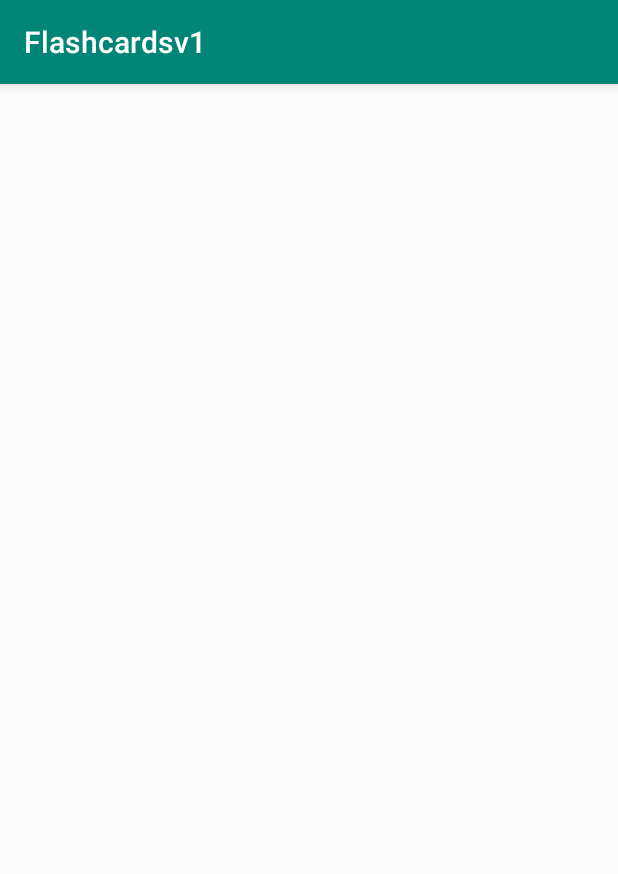
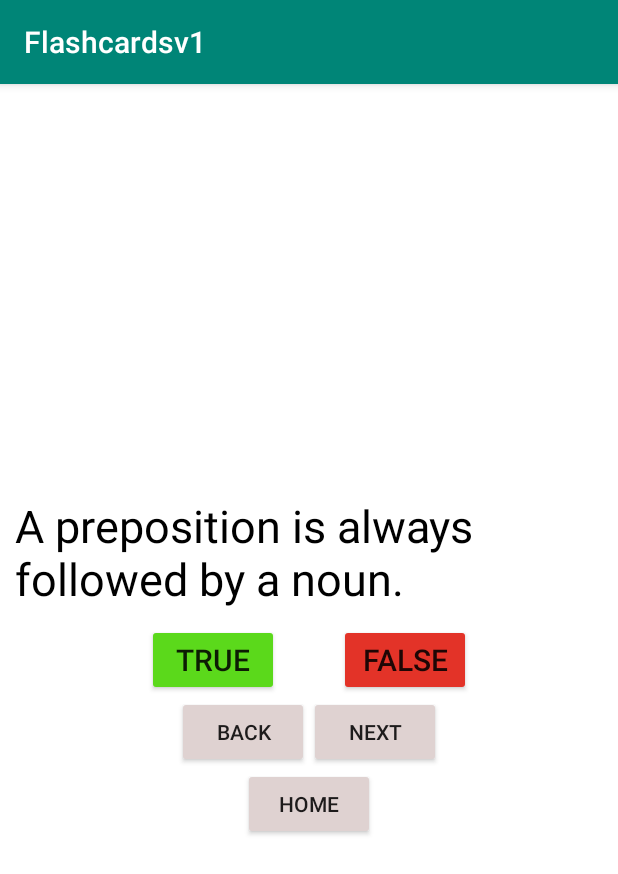
Before and after one commit to Kevin-Salva/SimpleFlashCards, an Android app: the Topic2 screen opened directly, with no data from a screen before it, on a phone screen of 412 x 824 dp. Shown: the top 874 px of the screen. Run offline under Robolectric (Android 15) with nearby library versions, the phone set to English and light mode, and no system bars.

Commit message:
added topic2 & questions

```diff
--- a/app/src/main/java/com/example/simplefinalflashcard/Topic2.java
+++ b/app/src/main/java/com/example/simplefinalflashcard/Topic2.java
@@ -1,14 +1,150 @@
 package com.example.simplefinalflashcard;
 
+import android.content.Intent;
+import android.os.Bundle;
+import android.util.Log;
+import android.view.View;
+import android.widget.Button;
+import android.widget.TextView;
+import android.widget.Toast;
 import androidx.appcompat.app.AppCompatActivity;
 
-import android.os.Bundle;
+public class Topic2 extends AppCompatActivity
+        implements View.OnClickListener {
 
-public class Topic2 extends AppCompatActivity {
+    private Button falseButton;
+    private Button trueButton;
+    private Button nextButton;
+    private Button prevButton;
+    private TextView questionTextView;
+    private int correct = 0;
+    Button buttonhome;
+
+    private int currentQuestionIndex = 0;
+
+    private Question[] questionBank = new Question[] {
+
+            new Question(R.string.f, true),
+            new Question(R.string.g, false),
+            new Question(R.string.h, false),
+            new Question(R.string.i, false),
+
+
+    };
 
     @Override
-    protected void onCreate(Bundle savedInstanceState) {
+    protected void onCreate(Bundle savedInstanceState)
+    {
         super.onCreate(savedInstanceState);
         setContentView(R.layout.activity_topic2);
+
+        buttonhome = (Button) findViewById(R.id.home_button);
+        buttonhome.setOnClickListener(new View.OnClickListener() {
+            @Override
+            public void onClick(View v) {
+                Intent intent = new Intent(Topic2.this, MainActivity.class);
+                startActivity(intent);
+            }
+        });
+        falseButton = findViewById(R.id.false_button);
+        trueButton = findViewById(R.id.true_button);
+        nextButton = findViewById(R.id.next_button);
+        prevButton = findViewById(R.id.prev_button);
+
+        questionTextView
+                = findViewById(R.id.answer_text_view);
+        falseButton.setOnClickListener(this);
+        trueButton.setOnClickListener(this);
+        nextButton.setOnClickListener(this);
+        prevButton.setOnClickListener(this);
+    }
+
+
+    @Override
+    public void onClick(View v)
+    {
+
+        switch (v.getId()) {
+            case R.id.false_button:
+                checkAnswer(false);
+                break;
+
+            case R.id.true_button:
+                checkAnswer(true);
+                break;
+
+            case R.id.next_button:
+
+                if (currentQuestionIndex < 5) {
+                    currentQuestionIndex
+                            = currentQuestionIndex + 1;
+
+                    if (currentQuestionIndex == 4) {
+                        questionTextView.setText(getString(
+                                R.string.correct, correct));
+                        nextButton.setVisibility(
+                                View.INVISIBLE);
+                        prevButton.setVisibility(
+                                View.INVISIBLE);
+                        trueButton.setVisibility(
+                                View.INVISIBLE);
+                        falseButton.setVisibility(
+                                View.INVISIBLE);
+                        if (correct > 2)
+
+                            questionTextView.setText(
+                                    "SCORE: " + correct
+                                            + " "
+                                            + "OUT OF 4");
+
+                        else;
+                    }
+                    else {
+                        updateQuestion();
+                    }
+                }
+
+                break;
+            case R.id.prev_button:
+                if (currentQuestionIndex > 0) {
+                    currentQuestionIndex
+                            = (currentQuestionIndex - 1)
+                            % questionBank.length;
+                    updateQuestion();
+                }
+        }
+    }
+
+    private void updateQuestion()
+    {
+        Log.d("Current",
+                "onClick: " + currentQuestionIndex);
+
+        questionTextView.setText(
+                questionBank[currentQuestionIndex]
+                        .getAnswerResId());
+
+    }
+    private void checkAnswer(boolean userChooseCorrect)
+    {
+        boolean answerIsTrue
+                = questionBank[currentQuestionIndex]
+                .isAnswerTrue();
+
+        int toastMessageId;
+
+        if (userChooseCorrect == answerIsTrue) {
+            toastMessageId = R.string.correct_answer;
+            correct++;
+        }
+        else {
+
+            toastMessageId = R.string.wrong_answer;
+        }
+
+        Toast
+                .makeText(Topic2.this, toastMessageId,
+                        Toast.LENGTH_SHORT)
+                .show();
     }
 }
--- a/app/src/main/res/layout/activity_topic2.xml
+++ b/app/src/main/res/layout/activity_topic2.xml
@@ -1,9 +1,76 @@
-<?xml version="1.0" encoding="utf-8"?>
-<androidx.constraintlayout.widget.ConstraintLayout xmlns:android="http://schemas.android.com/apk/res/android"
+<LinearLayout xmlns:android="http://schemas.android.com/apk/res/android"
     xmlns:app="http://schemas.android.com/apk/res-auto"
     xmlns:tools="http://schemas.android.com/tools"
     android:layout_width="match_parent"
+    android:background="#FFFFFF"
     android:layout_height="match_parent"
+    android:orientation="vertical"
+    android:gravity="center"
     tools:context=".Topic2">
 
-</androidx.constraintlayout.widget.ConstraintLayout>
+    <TextView
+        android:id="@+id/answer_text_view"
+        android:layout_width="wrap_content"
+        android:layout_height="wrap_content"
+        android:padding="10dp"
+        android:text="A preposition is always followed by a noun."
+        android:textColor="@android:color/black"
+        android:textSize="30sp" />
+
+    <LinearLayout
+        android:layout_width="wrap_content"
+        android:layout_height="wrap_content">
+
+        <Button
+            android:id="@+id/true_button"
+            android:layout_marginRight="20dp"
+            android:backgroundTint="#5BD91B"
+            android:layout_width="wrap_content"
+            android:layout_height="wrap_content"
+            android:textSize="20sp"
+            android:text="true" />
+
+        <Button
+            android:id="@+id/false_button"
+            android:layout_marginLeft="20dp"
+            android:layout_width="wrap_content"
+            android:backgroundTint="#E33328"
+            android:layout_height="wrap_content"
+            android:textSize="20sp"
+            android:text="false" />
+
+    </LinearLayout>
+
+    <LinearLayout
+        android:layout_width="wrap_content"
+        android:layout_height="wrap_content">
+
+        <Button
+            android:id="@+id/prev_button"
+            android:layout_width="wrap_content"
+            android:layout_height="wrap_content"
+            android:backgroundTint="#DFD2D1"
+            android:text="back" />
+
+        <Button
+            android:id="@+id/next_button"
+            android:layout_width="wrap_content"
+            android:layout_height="wrap_content"
+            android:backgroundTint="#DFD2D1"
+            android:text="next" />
+
+    </LinearLayout>
+    <LinearLayout
+        android:layout_width="wrap_content"
+        android:layout_height="wrap_content">
+
+        <Button
+            android:id="@+id/home_button"
+            android:layout_width="wrap_content"
+            android:layout_height="wrap_content"
+            android:backgroundTint="#DFD2D1"
+            android:text="home" />
+
+    </LinearLayout>
+
+</LinearLayout>
--- a/app/src/main/res/values/strings.xml
+++ b/app/src/main/res/values/strings.xml
@@ -17,6 +17,12 @@
     <string name="l"> Joshua is noisy.</string>
     <string name="m"> Am I lying?</string>
 
+    <string name="f"> A preposition is always followed by a "noun".</string>
+    <string name="g">Phrasal verbs always consist of two words.</string>
+    <string name="h">The past tense of "must" is "musted"</string>
+    <string name="i">The verb "to think" is never used in continuous tenses.</string>
+
+
     <string name="next_text">next</string>
     <string name="prev_text">previous</string>
 </resources>
```
